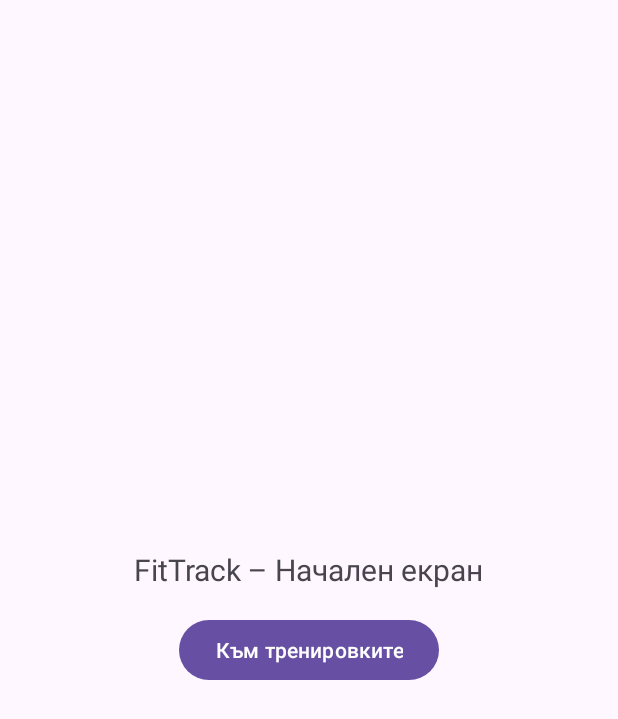
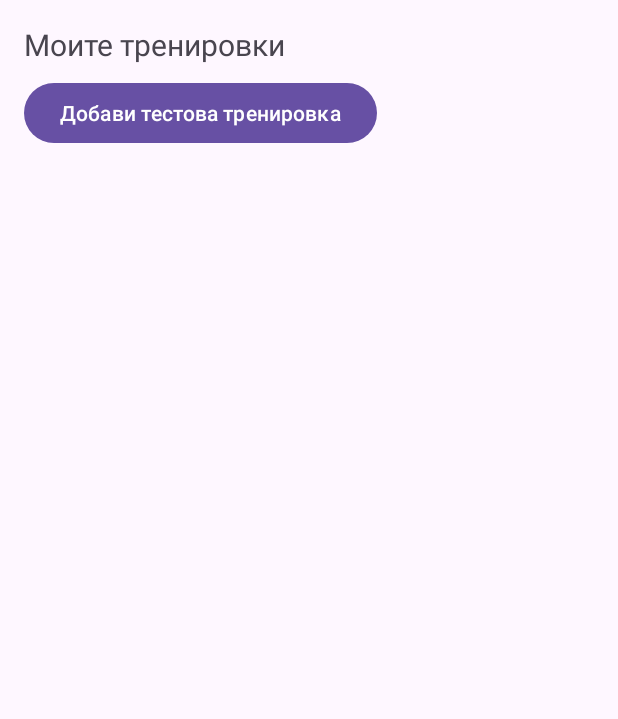
Before and after one commit to Nikolay014/MobileApps2025--2301321071-, an Android app: the screen it shows after launch (MainActivity), on a phone screen of 412 x 824 dp. Shown: the top 719 px of the screen. Run offline under Robolectric (Android 15) with nearby library versions, the phone set to English and light mode, and no system bars; our stand-ins replace Room's generated code.

Commit message:
add local database room and make read and test create option

```diff
--- a/app/src/main/java/com/example/fittrack/DashboardFragment.kt
+++ b/app/src/main/java/com/example/fittrack/DashboardFragment.kt
@@ -4,19 +4,61 @@ import android.os.Bundle
 import android.view.View
 import android.widget.Button
 import androidx.fragment.app.Fragment
+import androidx.lifecycle.ViewModelProvider
+import androidx.recyclerview.widget.LinearLayoutManager
+import androidx.recyclerview.widget.RecyclerView
 import androidx.navigation.fragment.findNavController
-
-
+import com.example.fittrack.data.WorkoutEntity
+import com.example.fittrack.ui.WorkoutAdapter
+import com.example.fittrack.ui.WorkoutViewModel
 
 class DashboardFragment : Fragment(R.layout.fragment_dashboard) {
+
+    private lateinit var viewModel: WorkoutViewModel
+    private lateinit var adapter: WorkoutAdapter
 
     override fun onViewCreated(view: View, savedInstanceState: Bundle?) {
         super.onViewCreated(view, savedInstanceState)
 
-        val btnGoWorkouts = view.findViewById<Button>(R.id.btnGoWorkouts)
+        // ViewModel
+        viewModel = ViewModelProvider(requireActivity())
+            .get(WorkoutViewModel::class.java)
 
-        btnGoWorkouts.setOnClickListener {
-            findNavController().navigate(R.id.workoutsFragment2)
+        // RecyclerView
+        val rvWorkouts = view.findViewById<RecyclerView>(R.id.rvWorkouts)
+        rvWorkouts.layoutManager = LinearLayoutManager(requireContext())
+
+        adapter = WorkoutAdapter(emptyList()) { workout ->
+            // Тук по-късно ще навигираме към детайли за тренировка
+            // findNavController().navigate(...)
+        }
+        rvWorkouts.adapter = adapter
+
+
+
+        // Бутон, който добавя тестова тренировка
+        val btnAddTest = view.findViewById<Button>(R.id.btnAddTestWorkout)
+        btnAddTest.setOnClickListener {
+            val now = System.currentTimeMillis()
+            val testWorkout = WorkoutEntity(
+                title = "Тестова тренировка",
+                type = "run",
+                dateTime = now,
+                durationMinutes = 30,
+                distanceKm = 5.0,
+                sets = null,
+                reps = null,
+                photoUri = null,
+                latitude = null,
+                longitude = null,
+                notes = "Създадена от бутона"
+            )
+            viewModel.addWorkout(testWorkout)
+        }
+
+        // Наблюдаваме списъка от тренировки
+        viewModel.workouts.observe(viewLifecycleOwner) { list ->
+            adapter.updateItems(list)
         }
     }
 }
--- /dev/null
+++ b/app/src/main/java/com/example/fittrack/data/AppDatabase.kt
@@ -0,0 +1,37 @@
+package com.example.fittrack.data
+
+import android.content.Context
+import androidx.room.Database
+import androidx.room.Room
+import androidx.room.RoomDatabase
+
+@Database(
+    entities = [WorkoutEntity::class],
+    version = 1,
+    exportSchema = false
+)
+abstract class AppDatabase : RoomDatabase() {
+
+    abstract fun workoutDao(): WorkoutDao
+
+    companion object {
+
+        @Volatile
+        private var INSTANCE: AppDatabase? = null
+
+        fun getInstance(context: Context): AppDatabase {
+            return INSTANCE ?: synchronized(this) {
+                val instance = Room.databaseBuilder(
+                    context.applicationContext,
+                    AppDatabase::class.java,
+                    "fittrack.db"     // името на файла с базата
+                )
+                    .fallbackToDestructiveMigration() // по желание
+                    .build()
+
+                INSTANCE = instance
+                instance
+            }
+        }
+    }
+}
--- /dev/null
+++ b/app/src/main/java/com/example/fittrack/data/WorkoutDao.kt
@@ -0,0 +1,22 @@
+package com.example.fittrack.data
+
+import androidx.room.*
+
+@Dao
+interface WorkoutDao {
+
+    @Insert(onConflict = OnConflictStrategy.REPLACE)
+    suspend fun insertWorkout(workout: WorkoutEntity)
+
+    @Update
+    suspend fun updateWorkout(workout: WorkoutEntity)
+
+    @Delete
+    suspend fun deleteWorkout(workout: WorkoutEntity)
+
+    @Query("SELECT * FROM workouts ORDER BY dateTime DESC")
+    suspend fun getAllWorkouts(): List<WorkoutEntity>
+
+    @Query("SELECT * FROM workouts WHERE id = :id LIMIT 1")
+    suspend fun getWorkoutById(id: Long): WorkoutEntity?
+}
--- /dev/null
+++ b/app/src/main/java/com/example/fittrack/data/WorkoutRepository.kt
@@ -0,0 +1,27 @@
+package com.example.fittrack.data
+
+
+class WorkoutRepository(
+    private val workoutDao: WorkoutDao
+) {
+
+    suspend fun addWorkout(workout: WorkoutEntity) {
+        workoutDao.insertWorkout(workout)
+    }
+
+    suspend fun getAllWorkouts(): List<WorkoutEntity> {
+        return workoutDao.getAllWorkouts()
+    }
+
+    suspend fun getWorkoutById(id: Long): WorkoutEntity? {
+        return workoutDao.getWorkoutById(id)
+    }
+
+    suspend fun updateWorkout(workout: WorkoutEntity) {
+        workoutDao.updateWorkout(workout)
+    }
+
+    suspend fun deleteWorkout(workout: WorkoutEntity) {
+        workoutDao.deleteWorkout(workout)
+    }
+}
--- /dev/null
+++ b/app/src/main/java/com/example/fittrack/ui/WorkoutAdapter.kt
@@ -0,0 +1,51 @@
+package com.example.fittrack.ui
+
+import android.view.LayoutInflater
+import android.view.View
+import android.view.ViewGroup
+import android.widget.TextView
+import androidx.recyclerview.widget.RecyclerView
+import com.example.fittrack.R
+import com.example.fittrack.data.WorkoutEntity
+import java.text.SimpleDateFormat
+import java.util.Date
+import java.util.Locale
+
+class WorkoutAdapter(
+    private var items: List<WorkoutEntity>,
+    private val onItemClick: (WorkoutEntity) -> Unit
+) : RecyclerView.Adapter<WorkoutAdapter.WorkoutViewHolder>() {
+
+    class WorkoutViewHolder(itemView: View) : RecyclerView.ViewHolder(itemView) {
+        val tvTitle: TextView = itemView.findViewById(R.id.tvWorkoutTitle)
+        val tvDate: TextView = itemView.findViewById(R.id.tvWorkoutDate)
+    }
+
+    override fun onCreateViewHolder(parent: ViewGroup, viewType: Int): WorkoutViewHolder {
+        val view = LayoutInflater.from(parent.context)
+            .inflate(R.layout.item_workout, parent, false)
+        return WorkoutViewHolder(view)
+    }
+
+    override fun onBindViewHolder(holder: WorkoutViewHolder, position: Int) {
+        val workout = items[position]
+
+        holder.tvTitle.text = workout.title
+
+        // Форматираме dateTime (Long) до нормална дата
+        val dateFormat = SimpleDateFormat("dd.MM.yyyy HH:mm", Locale.getDefault())
+        val dateText = dateFormat.format(Date(workout.dateTime))
+        holder.tvDate.text = dateText
+
+        holder.itemView.setOnClickListener {
+            onItemClick(workout)
+        }
+    }
+
+    override fun getItemCount(): Int = items.size
+
+    fun updateItems(newItems: List<WorkoutEntity>) {
+        items = newItems
+        notifyDataSetChanged()
+    }
+}
--- /dev/null
+++ b/app/src/main/java/com/example/fittrack/ui/WorkoutViewModel.kt
@@ -0,0 +1,53 @@
+package com.example.fittrack.ui
+
+import android.app.Application
+import androidx.lifecycle.AndroidViewModel
+import androidx.lifecycle.LiveData
+import androidx.lifecycle.MutableLiveData
+import androidx.lifecycle.viewModelScope
+import com.example.fittrack.data.AppDatabase
+import com.example.fittrack.data.WorkoutEntity
+import com.example.fittrack.data.WorkoutRepository
+import kotlinx.coroutines.launch
+
+class WorkoutViewModel(application: Application) : AndroidViewModel(application) {
+
+    private val repository: WorkoutRepository
+
+    // LiveData със списъка от тренировки (за Dashboard)
+    private val _workouts = MutableLiveData<List<WorkoutEntity>>()
+    val workouts: LiveData<List<WorkoutEntity>> get() = _workouts
+
+    init {
+        // взимаме базата и DAO-то
+        val db = AppDatabase.getInstance(application)
+        val workoutDao = db.workoutDao()
+        repository = WorkoutRepository(workoutDao)
+
+        // зареждаме тренировките от базата
+        viewModelScope.launch {
+            loadWorkouts()
+        }
+    }
+
+    private suspend fun loadWorkouts() {
+        _workouts.value = repository.getAllWorkouts()
+    }
+
+    // Публичен метод за ре-зареждане (например след добавяне)
+    fun refreshWorkouts() {
+        viewModelScope.launch {
+            loadWorkouts()
+        }
+    }
+
+    // Създаване на тренировка (по-късно ще подадем реални стойности от формата)
+    fun addWorkout(workout: WorkoutEntity) {
+        viewModelScope.launch {
+            repository.addWorkout(workout)
+            loadWorkouts() // след добавяне, презареждаме списъка
+        }
+    }
+
+    // По-късно можем да добавим и update/delete
+}
--- a/app/src/main/res/layout/fragment_dashboard.xml
+++ b/app/src/main/res/layout/fragment_dashboard.xml
@@ -1,22 +1,29 @@
 <?xml version="1.0" encoding="utf-8"?>
 <LinearLayout xmlns:android="http://schemas.android.com/apk/res/android"
     android:orientation="vertical"
-    android:gravity="center"
-    android:padding="24dp"
+    android:padding="16dp"
     android:layout_width="match_parent"
     android:layout_height="match_parent">
 
     <TextView
         android:id="@+id/tvTitle"
-        android:text="FitTrack – Начален екран"
+        android:text="Моите тренировки"
         android:textSize="20sp"
         android:layout_width="wrap_content"
-        android:layout_height="wrap_content"/>
+        android:layout_height="wrap_content" />
 
     <Button
-        android:id="@+id/btnGoWorkouts"
-        android:layout_marginTop="16dp"
-        android:text="Към тренировките"
+        android:id="@+id/btnAddTestWorkout"
+        android:text="Добави тестова тренировка"
         android:layout_width="wrap_content"
-        android:layout_height="wrap_content"/>
+        android:layout_height="wrap_content"
+        android:layout_marginTop="8dp" />
+
+    <androidx.recyclerview.widget.RecyclerView
+        android:id="@+id/rvWorkouts"
+        android:layout_width="match_parent"
+        android:layout_height="0dp"
+        android:layout_marginTop="8dp"
+        android:layout_weight="1" />
+
 </LinearLayout>
```
Also changed, not shown: app/build.gradle.kts (+8 -0 lines), app/src/main/java/com/example/fittrack/data/WorkoutEntity.kt (added, +22 -0 lines), app/src/main/res/layout/item_workout.xml (added, +23 -0 lines).
